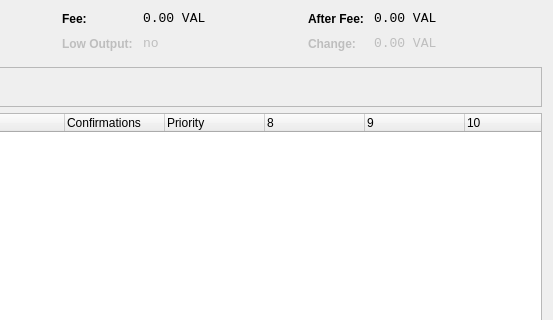
Above: src/qt/forms/coincontroldialog.ui from MarceloGra/valorbit before the change; both pictures show x 447 to 1000 and y 0 to 320 of the 1000 by 500 pixel window. Below: the same form after it.
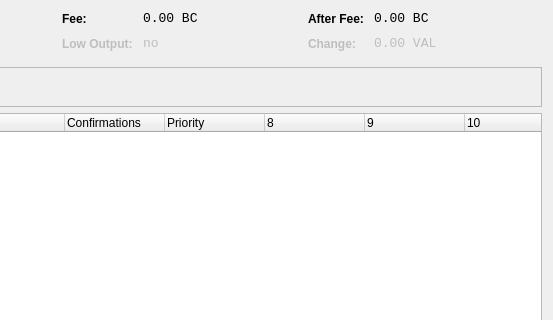
That is the form after the change. Custom widgets are drawn as their Qt base class.

What changed in the file:
```diff
--- a/src/qt/forms/coincontroldialog.ui
+++ b/src/qt/forms/coincontroldialog.ui
@@ -221,7 +221,7 @@
           <enum>Qt::ActionsContextMenu</enum>
          </property>
          <property name="text">
-          <string notr="true">0.00 VAL</string>
+          <string notr="true">0.00 BC</string>
          </property>
          <property name="textInteractionFlags">
           <set>Qt::LinksAccessibleByMouse|Qt::TextSelectableByKeyboard|Qt::TextSelectableByMouse</set>
@@ -307,7 +307,7 @@
           <enum>Qt::ActionsContextMenu</enum>
          </property>
          <property name="text">
-          <string notr="true">0.00 VAL</string>
+          <string notr="true">0.00 BC</string>
          </property>
          <property name="textInteractionFlags">
           <set>Qt::LinksAccessibleByMouse|Qt::TextSelectableByKeyboard|Qt::TextSelectableByMouse</set>
```
